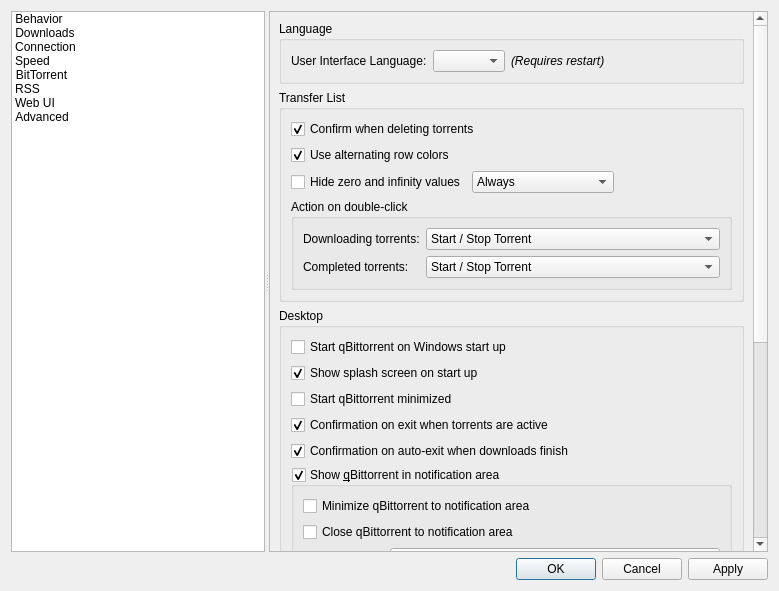
Above: src/gui/optionsdlg.ui from qbittorrent/qBittorrent before the change. Below: the same form after it.
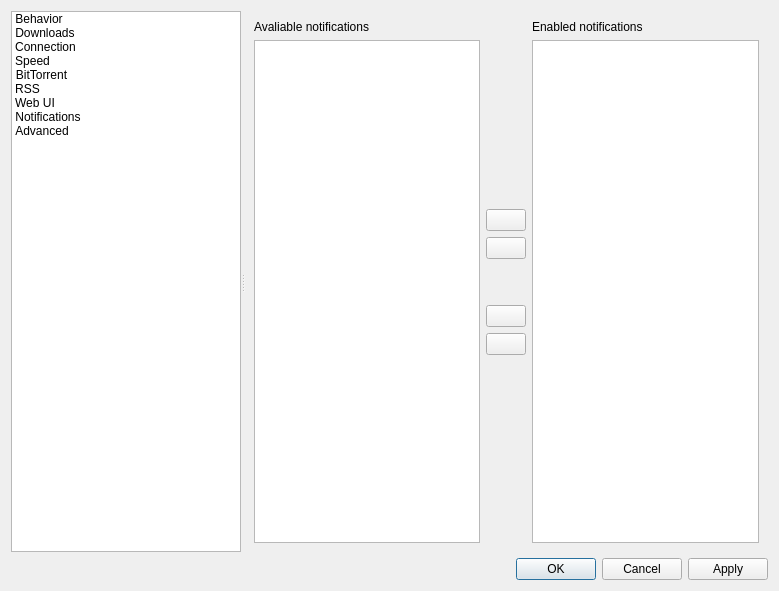
That is the form after the change. The open tabs and pages were chosen to show the change. Icons and pictures are not drawn. Custom widgets are drawn as their Qt base class.

Commit message: Add UI for notification configuration

Patch:
```diff
--- a/src/gui/optionsdlg.ui
+++ b/src/gui/optionsdlg.ui
@@ -82,6 +82,11 @@
         <string>Web UI</string>
        </property>
       </item>
+      <item>
+       <property name="text">
+        <string>Notifications</string>
+       </property>
+      </item>
       <item>
        <property name="text">
         <string>Advanced</string>
@@ -3282,6 +3287,148 @@
         </item>
        </layout>
       </widget>
+      <widget class="QWidget" name="tabNotificationsPage">
+       <layout class="QHBoxLayout" name="horizontalLayout_12">
+        <item>
+         <layout class="QVBoxLayout" name="verticalLayout_18">
+          <item>
+           <widget class="QLabel" name="label_11">
+            <property name="text">
+             <string>Avaliable notifications</string>
+            </property>
+           </widget>
+          </item>
+          <item>
+           <widget class="QListView" name="listDisabledNotifications"/>
+          </item>
+         </layout>
+        </item>
+        <item>
+         <layout class="QVBoxLayout" name="verticalLayout_30">
+          <item>
+           <spacer name="verticalSpacer_3">
+            <property name="orientation">
+             <enum>Qt::Vertical</enum>
+            </property>
+            <property name="sizeHint" stdset="0">
+             <size>
+              <width>20</width>
+              <height>40</height>
+             </size>
+            </property>
+           </spacer>
+          </item>
+          <item>
+           <widget class="QPushButton" name="btnEnableNotification">
+            <property name="toolTip">
+             <string>Enable selected notification</string>
+            </property>
+            <property name="text">
+             <string/>
+            </property>
+            <property name="icon">
+             <iconset theme="arrow-right"/>
+            </property>
+           </widget>
+          </item>
+          <item>
+           <widget class="QPushButton" name="btnDisableNotification">
+            <property name="toolTip">
+             <string>Disable selected notification</string>
+            </property>
+            <property name="text">
+             <string/>
+            </property>
+            <property name="icon">
+             <iconset theme="arrow-left"/>
+            </property>
+           </widget>
+          </item>
+          <item>
+           <spacer name="verticalSpacer_9">
+            <property name="orientation">
+             <enum>Qt::Vertical</enum>
+            </property>
+            <property name="sizeType">
+             <enum>QSizePolicy::Preferred</enum>
+            </property>
+            <property name="sizeHint" stdset="0">
+             <size>
+              <width>20</width>
+              <height>40</height>
+             </size>
+            </property>
+           </spacer>
+          </item>
+          <item>
+           <widget class="QPushButton" name="btnEnableAllNotifications">
+            <property name="toolTip">
+             <string>Enable all notifications</string>
+            </property>
+            <property name="text">
+             <string/>
+            </property>
+            <property name="icon">
+             <iconset theme="arrow-right-double"/>
+            </property>
+           </widget>
+          </item>
+          <item>
+           <widget class="QPushButton" name="btnDisableAllNotifications">
+            <property name="toolTip">
+             <string>Disable all notifications</string>
+            </property>
+            <property name="text">
+             <string/>
+            </property>
+            <property name="icon">
+             <iconset theme="arrow-left-double"/>
+            </property>
+           </widget>
+          </item>
+          <item>
+           <spacer name="verticalSpacer_7">
+            <property name="orientation">
+             <enum>Qt::Vertical</enum>
+            </property>
+            <property name="sizeHint" stdset="0">
+             <size>
+              <width>20</width>
+              <height>40</height>
+             </size>
+            </property>
+           </spacer>
+          </item>
+         </layout>
+        </item>
+        <item>
+         <layout class="QVBoxLayout" name="verticalLayout_27">
+          <item>
+           <widget class="QLabel" name="label_12">
+            <property name="text">
+             <string>Enabled notifications</string>
+            </property>
+           </widget>
+          </item>
+          <item>
+           <widget class="QListView" name="listEnabledNotifications"/>
+          </item>
+         </layout>
+        </item>
+       </layout>
+       <zorder>listDisabledNotifications</zorder>
+       <zorder>listEnabledNotifications</zorder>
+       <zorder>btnDisableNotification</zorder>
+       <zorder>btnEnableNotification</zorder>
+       <zorder>btnEnableAllNotifications</zorder>
+       <zorder>btnDisableAllNotifications</zorder>
+       <zorder>verticalSpacer_3</zorder>
+       <zorder>verticalSpacer_7</zorder>
+       <zorder>verticalSpacer_9</zorder>
+       <zorder>label_11</zorder>
+       <zorder>label_12</zorder>
+       <zorder>listDisabledNotifications</zorder>
+      </widget>
       <widget class="QWidget" name="tabAdvancedPage">
        <layout class="QVBoxLayout" name="advPageLayout">
         <property name="leftMargin">
```
The commit also changes 11 other files.
